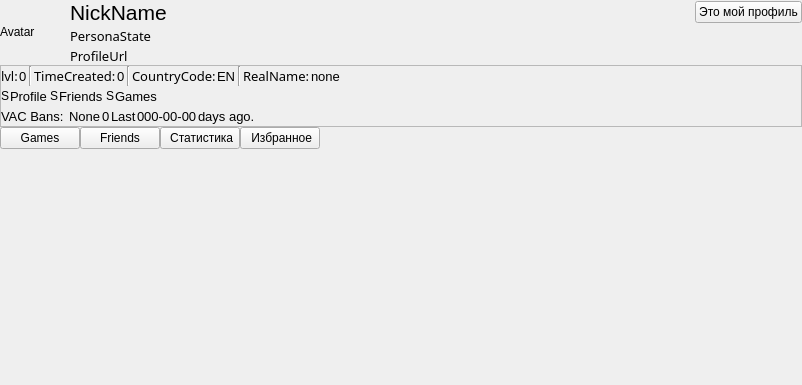
First picture: the form in AraSteamManager/subform/formprofile.ui, repository Arankir/AraSteamManager, before the edit.
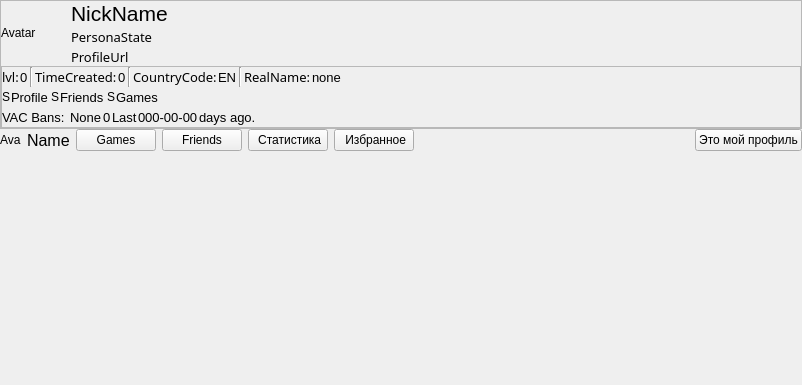
Second picture: the form after the edit.

Commit message: bugfix + profile size

```diff
--- a/AraSteamManager/subform/formprofile.ui
+++ b/AraSteamManager/subform/formprofile.ui
@@ -13,6 +13,30 @@
   <property name="windowTitle">
    <string>Form</string>
   </property>
+  <layout class="QVBoxLayout" name="verticalLayout_4">
+   <property name="spacing">
+    <number>0</number>
+   </property>
+   <property name="leftMargin">
+    <number>0</number>
+   </property>
+   <property name="topMargin">
+    <number>0</number>
+   </property>
+   <property name="rightMargin">
+    <number>0</number>
+   </property>
+   <property name="bottomMargin">
+    <number>0</number>
+   </property>
+   <item>
+    <widget class="QFrame" name="FrameNormalInfo">
+     <property name="frameShape">
+      <enum>QFrame::StyledPanel</enum>
+     </property>
+     <property name="frameShadow">
+      <enum>QFrame::Raised</enum>
+     </property>
   <layout class="QVBoxLayout" name="verticalLayout">
    <property name="spacing">
     <number>0</number>
@@ -86,13 +110,6 @@
            </property>
           </spacer>
          </item>
-         <item>
-          <widget class="QPushButton" name="ButtonSetProfile">
-           <property name="text">
-            <string>Это мой профиль</string>
-           </property>
-          </widget>
-         </item>
         </layout>
        </item>
        <item>
@@ -617,11 +634,38 @@
      </layout>
     </widget>
    </item>
+     </layout>
+    </widget>
+   </item>
    <item>
     <layout class="QHBoxLayout" name="horizontalLayout">
+     <property name="spacing">
+      <number>6</number>
+     </property>
      <property name="bottomMargin">
       <number>2</number>
      </property>
+     <item>
+      <widget class="QLabel" name="LabelAvatarMinimize">
+       <property name="text">
+        <string notr="true">Ava</string>
+       </property>
+      </widget>
+     </item>
+     <item>
+      <widget class="QLabel" name="LabelNameMinimize">
+       <property name="font">
+        <font>
+         <pointsize>12</pointsize>
+         <weight>50</weight>
+         <bold>false</bold>
+        </font>
+       </property>
+       <property name="text">
+        <string notr="true">Name</string>
+       </property>
+      </widget>
+     </item>
      <item>
       <widget class="QPushButton" name="ButtonGames">
        <property name="enabled">
@@ -669,6 +713,13 @@
        </property>
       </spacer>
      </item>
+     <item>
+      <widget class="QPushButton" name="ButtonSetProfile">
+       <property name="text">
+        <string>Это мой профиль</string>
+       </property>
+      </widget>
+     </item>
     </layout>
    </item>
    <item>
```
Left out of the diff: 6 changed lines with no effect on the pictures. Lines whose indentation alone changed are shown as unchanged. The commit also changes 2022 other files.
